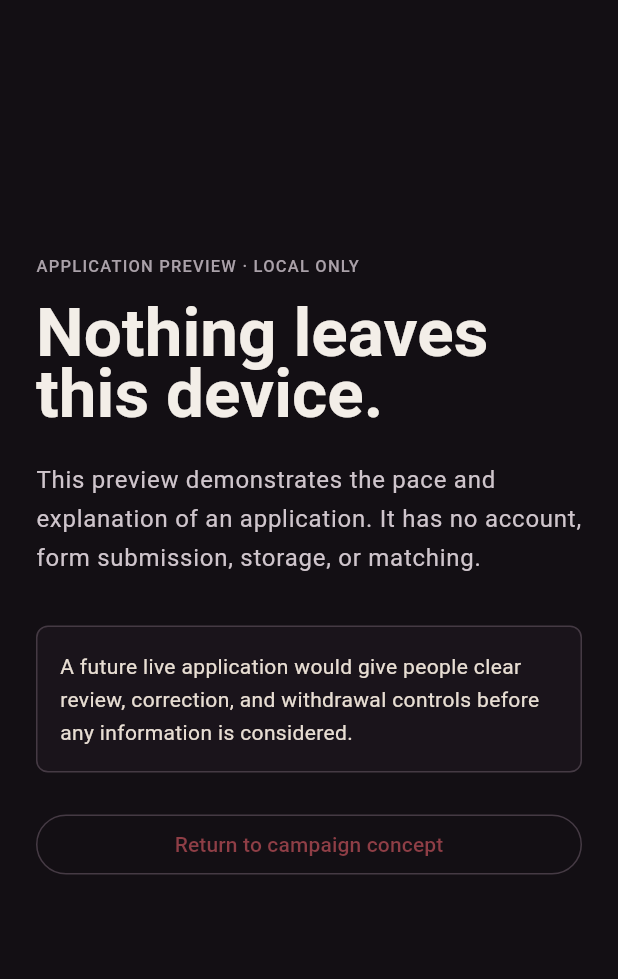
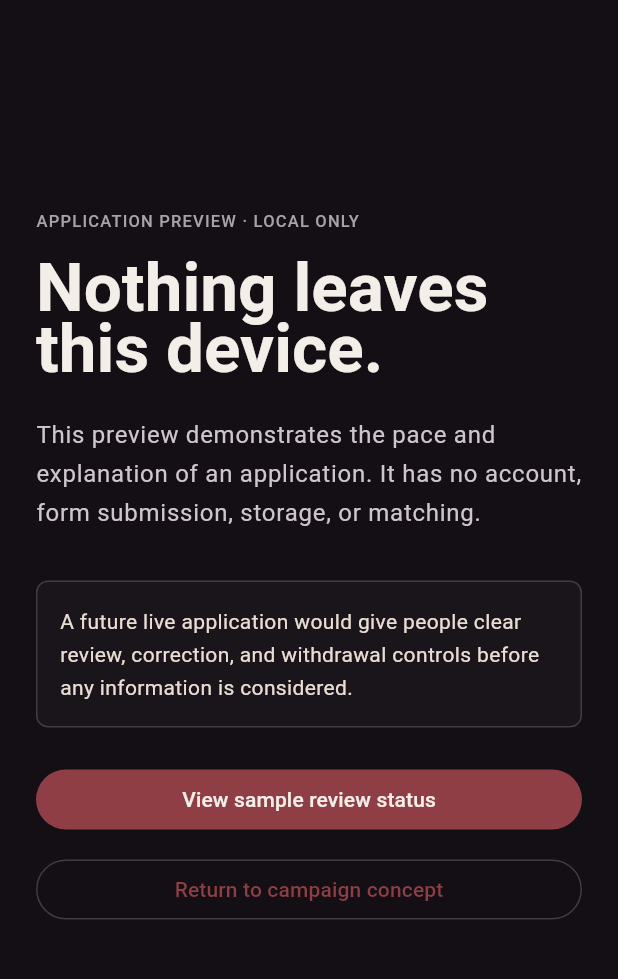
Before and after one commit to carlwelchdesign/matchmaker-ai, a Flutter app: the screen it shows after launch, after a tap on "Explore the application preview", on a phone screen of 412 x 824 dp, the part 66-1045 px from its top. Run offline on Flutter 3.47's test engine with Material 3 defaults, Android fonts, the light colour scheme and no system bars; our stand-ins replace built_collection, built_value, dio; missing offline and left inert: one_of_serializer.

Commit message:
ARG-120 add mobile sample status moment

```diff
--- a/apps/mobile/lib/main.dart
+++ b/apps/mobile/lib/main.dart
@@ -38,7 +38,7 @@ class ConceptLandingScreen extends StatefulWidget {
   State<ConceptLandingScreen> createState() => _ConceptLandingScreenState();
 }
 
-enum _ConceptView { applicationPreview, landing }
+enum _ConceptView { applicationPreview, landing, status }
 
 class _ConceptLandingScreenState extends State<ConceptLandingScreen> {
   var _view = _ConceptView.landing;
@@ -57,10 +57,19 @@ class _ConceptLandingScreenState extends State<ConceptLandingScreen> {
               )
             : Padding(
                 padding: const EdgeInsets.all(ArgentTokens.primitiveSpace300),
-                child: _ApplicationPreview(
-                  onReturn: () => setState(() => _view = _ConceptView.landing),
-                  textTheme: textTheme,
-                ),
+                child: _view == _ConceptView.applicationPreview
+                    ? _ApplicationPreview(
+                        onReturn: () =>
+                            setState(() => _view = _ConceptView.landing),
+                        onViewStatus: () =>
+                            setState(() => _view = _ConceptView.status),
+                        textTheme: textTheme,
+                      )
+                    : _StatusMoment(
+                        onReturn: () =>
+                            setState(() => _view = _ConceptView.landing),
+                        textTheme: textTheme,
+                      ),
               ),
       ),
     );
@@ -175,9 +184,14 @@ class _Landing extends StatelessWidget {
 }
 
 class _ApplicationPreview extends StatelessWidget {
-  const _ApplicationPreview({required this.onReturn, required this.textTheme});
+  const _ApplicationPreview({
+    required this.onReturn,
+    required this.onViewStatus,
+    required this.textTheme,
+  });
 
   final VoidCallback onReturn;
+  final VoidCallback onViewStatus;
   final TextTheme textTheme;
 
   @override
@@ -223,6 +237,78 @@ class _ApplicationPreview extends StatelessWidget {
         const SizedBox(height: ArgentTokens.primitiveSpace300),
         SizedBox(
           width: double.infinity,
+          child: FilledButton(
+            onPressed: onViewStatus,
+            child: const Text('View sample review status'),
+          ),
+        ),
+        const SizedBox(height: ArgentTokens.primitiveSpace150),
+        SizedBox(
+          width: double.infinity,
+          child: OutlinedButton(
+            onPressed: onReturn,
+            child: const Text('Return to campaign concept'),
+          ),
+        ),
+        const Spacer(),
+      ],
+    );
+  }
+}
+
+class _StatusMoment extends StatelessWidget {
+  const _StatusMoment({required this.onReturn, required this.textTheme});
+
+  final VoidCallback onReturn;
+  final TextTheme textTheme;
+
+  @override
+  Widget build(BuildContext context) {
+    return Column(
+      crossAxisAlignment: CrossAxisAlignment.start,
+      children: [
+        Text(
+          'ARGENT',
+          style: textTheme.labelLarge?.copyWith(
+            fontWeight: FontWeight.w600,
+            letterSpacing: 5,
+          ),
+        ),
+        const Spacer(),
+        Text(
+          'SAMPLE STATUS · LOCAL ONLY',
+          style: textTheme.labelSmall?.copyWith(
+            color: ArgentTokens.semanticTextMuted,
+            letterSpacing: 0.8,
+          ),
+        ),
+        const SizedBox(height: ArgentTokens.primitiveSpace200),
+        Text(
+          'Received for\nhuman review.',
+          style: textTheme.displayMedium?.copyWith(
+            fontWeight: FontWeight.w600,
+            height: ArgentTokens.typeLineHeightDisplay,
+          ),
+        ),
+        const SizedBox(height: ArgentTokens.primitiveSpace300),
+        _BoundaryPanel(
+          textTheme: textTheme,
+          text:
+              'This is a sample status only. It is not an admission decision, '
+              'a verification result, or a promise of an introduction.',
+        ),
+        const SizedBox(height: ArgentTokens.primitiveSpace300),
+        Text(
+          'In a live service, a person would see what happens next, who can '
+          'review their information, and how to correct or withdraw it.',
+          style: textTheme.bodyMedium?.copyWith(
+            color: ArgentTokens.semanticTextSecondary,
+            height: ArgentTokens.typeLineHeightBody,
+          ),
+        ),
+        const SizedBox(height: ArgentTokens.primitiveSpace400),
+        SizedBox(
+          width: double.infinity,
           child: OutlinedButton(
             onPressed: onReturn,
             child: const Text('Return to campaign concept'),
@@ -235,9 +321,16 @@ class _ApplicationPreview extends StatelessWidget {
 }
 
 class _BoundaryPanel extends StatelessWidget {
-  const _BoundaryPanel({required this.textTheme});
+  const _BoundaryPanel({
+    required this.textTheme,
+    this.text =
+        'A future live application would give people clear review, '
+        'correction, and withdrawal controls before any information is '
+        'considered.',
+  });
 
   final TextTheme textTheme;
+  final String text;
 
   @override
   Widget build(BuildContext context) {
@@ -250,9 +343,7 @@ class _BoundaryPanel extends StatelessWidget {
       child: Padding(
         padding: const EdgeInsets.all(ArgentTokens.primitiveSpace200),
         child: Text(
-          'A future live application would give people clear review, '
-          'correction, and withdrawal controls before any information is '
-          'considered.',
+          text,
           style: textTheme.bodyMedium?.copyWith(
             color: ArgentTokens.semanticTextSecondary,
             height: ArgentTokens.typeLineHeightBody,
```
Also changed, not shown: 2 other files.
